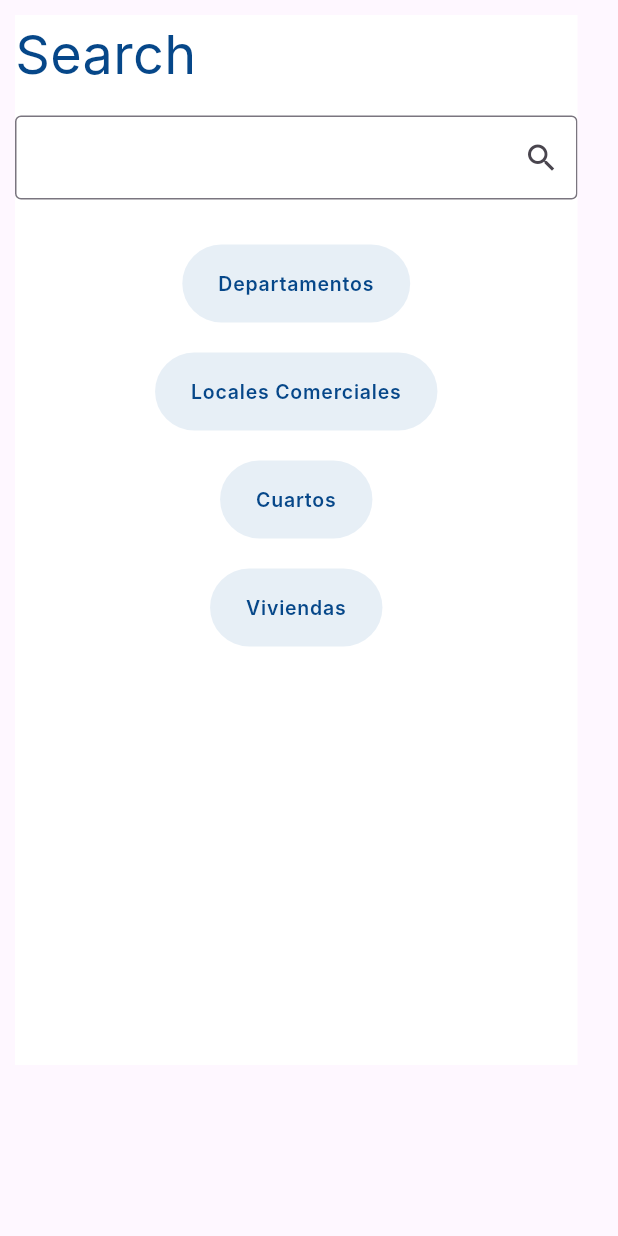
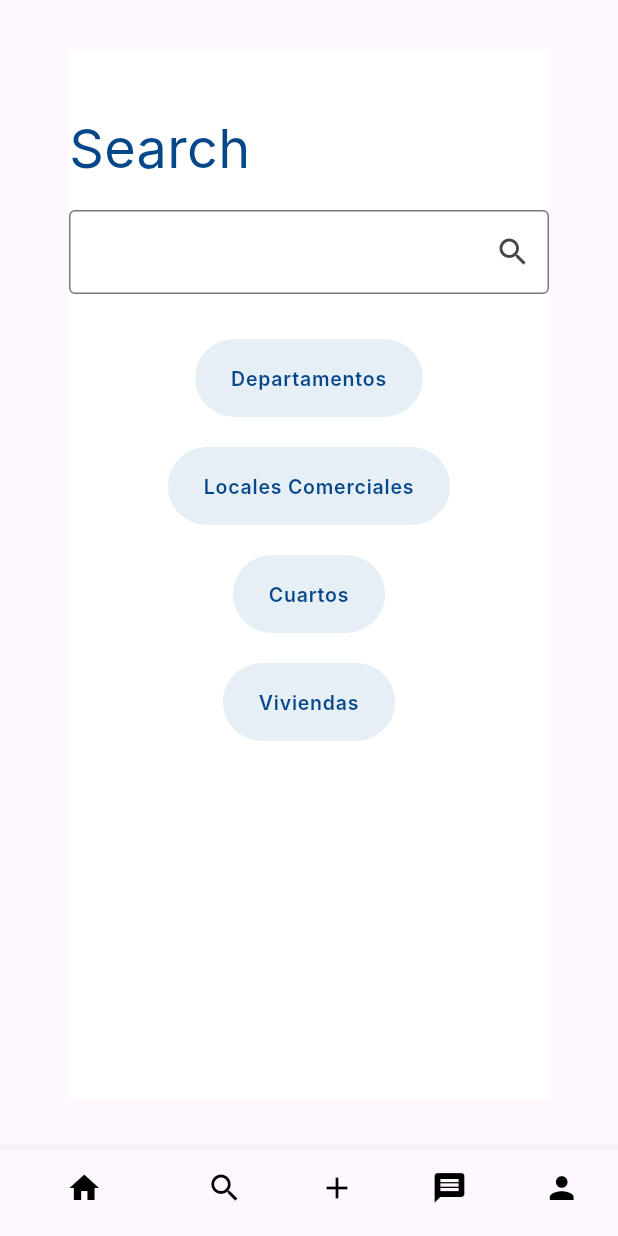
Before and after one commit to Leydi-Aro/renstatefrontend, a Flutter app: the SearchPage screen opened directly, on a phone screen of 412 x 824 dp. Run offline on Flutter 3.47's test engine with Material 2 defaults, Android fonts, the phone set to English and light mode, and no system bars; Roboto replaces fonts that are missing (Inter).

Commit message:
add: feature: nav bar

```diff
--- a/lib/main.dart
+++ b/lib/main.dart
@@ -1,4 +1,5 @@
 import 'package:flutter/material.dart';
+import 'package:renstatefrontend/properties-searching/ui/search_page.dart';
 
 void main() {
   runApp(const MyApp());
@@ -31,7 +32,7 @@ class MyApp extends StatelessWidget {
         colorScheme: ColorScheme.fromSeed(seedColor: Colors.deepPurple),
         useMaterial3: true,
       ),
-      home: const MyHomePage(title: 'Flutter Demo Home Page'),
+      home: const SearchPage(),
     );
   }
 }
--- a/lib/properties-searching/ui/search_page.dart
+++ b/lib/properties-searching/ui/search_page.dart
@@ -8,15 +8,17 @@ class SearchPage extends StatelessWidget {
   Widget build(BuildContext context) {
     return (Scaffold(
       body: SafeArea(
+          child: Center(
               child: Container(
-                width: 375,
+                  width: 320,
                   height: 700,
-                margin: const EdgeInsets.all(10),
+                  margin: const EdgeInsets.all(15),
                   clipBehavior: Clip.antiAlias,
                   decoration: const BoxDecoration(color: Colors.white),
                   child: const Column(
                       crossAxisAlignment: CrossAxisAlignment.stretch,
                       children: [
+                        Padding(padding: EdgeInsets.all(20)),
                         Text(
                             //Label Search
                             'Search',
@@ -34,9 +36,7 @@ class SearchPage extends StatelessWidget {
                               border: OutlineInputBorder(),
                               suffixIcon: Icon(Icons.search),
                             )),
-                      Center(
-                        //BUTTONS
-                        child: Column(
+                        Column(
                           mainAxisSize: MainAxisSize.min,
                           children: <Widget>[
                             SizedBox(height: 30),
@@ -121,7 +121,40 @@ class SearchPage extends StatelessWidget {
                             ), //Viviendas
                           ],
                         ),
-                      )
-                    ])))));
+                      ])))),
+      bottomNavigationBar: BottomNavigationBar(
+        showSelectedLabels:
+            false, // Oculta el texto de los elementos seleccionados
+        showUnselectedLabels:
+            false, // Oculta el texto de los elementos no seleccionados
+        items: const <BottomNavigationBarItem>[
+          BottomNavigationBarItem(
+            //home
+            icon: Icon(Icons.home, color: Colors.black),
+            label: 'Home',
+          ),
+          BottomNavigationBarItem(
+            //search
+            icon: Icon(Icons.search, color: Colors.black),
+            label: 'Search',
+          ),
+          BottomNavigationBarItem(
+            //add
+            icon: Icon(Icons.add, color: Colors.black),
+            label: 'Add',
+          ),
+          BottomNavigationBarItem(
+            //message
+            icon: Icon(Icons.message, color: Colors.black),
+            label: 'Message',
+          ),
+          BottomNavigationBarItem(
+            //profile
+            icon: Icon(Icons.person, color: Colors.black),
+            label: 'Profile',
+          ),
+        ],
+      ),
+    ));
   }
 }
```
Lines whose indentation alone changed are shown as unchanged.
